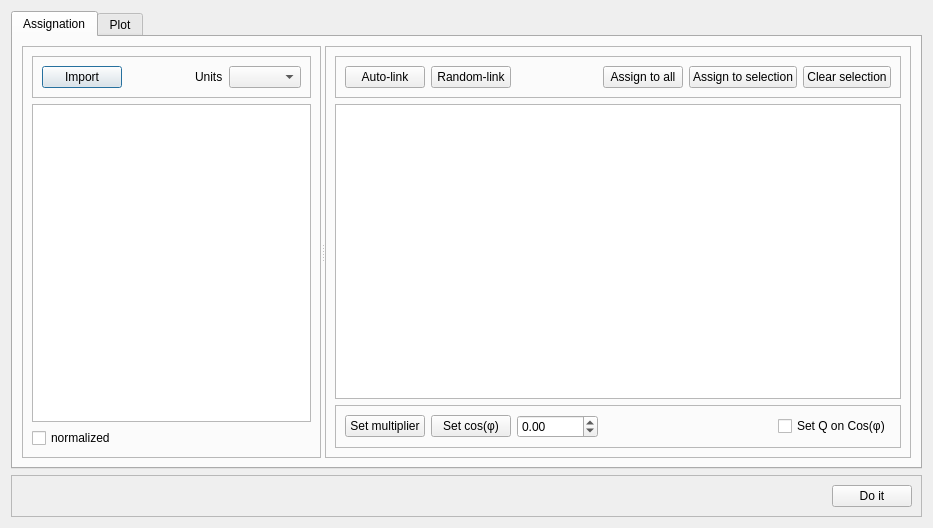
First picture: the form in src/GridCal/Gui/ProfilesInput/gui.ui, repository SanPen/GridCal, before the edit.
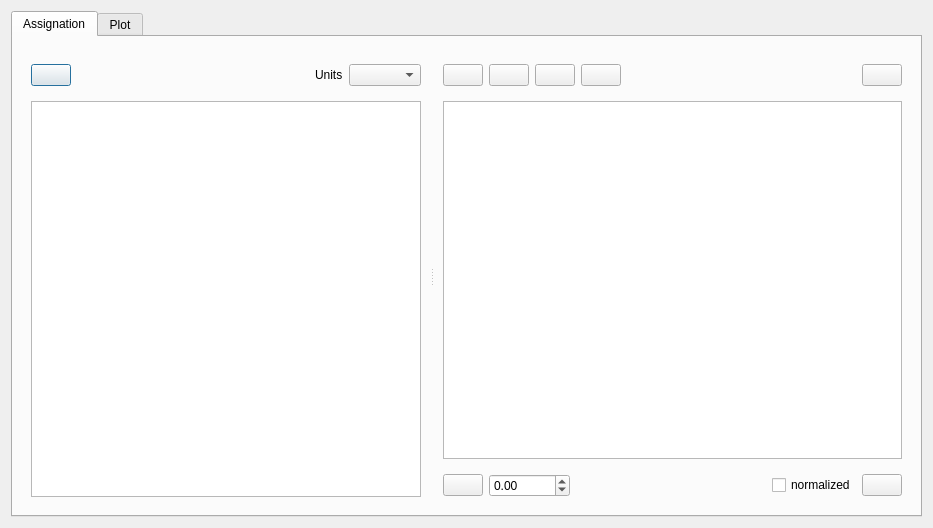
Second picture: the form after the edit. Icons and pictures are not drawn. Custom widgets are drawn as their Qt base class.

```diff
--- a/src/GridCal/Gui/ProfilesInput/gui.ui
+++ b/src/GridCal/Gui/ProfilesInput/gui.ui
@@ -31,7 +31,7 @@
          </property>
          <widget class="QFrame" name="frame_4">
           <property name="frameShape">
-           <enum>QFrame::StyledPanel</enum>
+           <enum>QFrame::NoFrame</enum>
           </property>
           <property name="frameShadow">
            <enum>QFrame::Raised</enum>
@@ -40,16 +40,26 @@
            <item>
             <widget class="QFrame" name="frame">
              <property name="frameShape">
-              <enum>QFrame::StyledPanel</enum>
+              <enum>QFrame::NoFrame</enum>
              </property>
              <property name="frameShadow">
               <enum>QFrame::Raised</enum>
              </property>
              <layout class="QHBoxLayout" name="horizontalLayout_5">
+              <property name="leftMargin">
+               <number>0</number>
+              </property>
+              <property name="rightMargin">
+               <number>0</number>
+              </property>
               <item>
                <widget class="QPushButton" name="open_button">
                 <property name="text">
-                 <string>Import</string>
+                 <string/>
+                </property>
+                <property name="icon">
+                 <iconset resource="icons.qrc">
+                  <normaloff>:/Icons/icons/import_profiles.svg</normaloff>:/Icons/icons/import_profiles.svg</iconset>
                 </property>
                </widget>
               </item>
@@ -82,18 +92,11 @@
            <item>
             <widget class="QListView" name="sources_list"/>
            </item>
-           <item>
-            <widget class="QCheckBox" name="normalized_checkBox">
-             <property name="text">
-              <string>normalized</string>
-             </property>
-            </widget>
-           </item>
           </layout>
          </widget>
          <widget class="QFrame" name="frame_6">
           <property name="frameShape">
-           <enum>QFrame::StyledPanel</enum>
+           <enum>QFrame::NoFrame</enum>
           </property>
           <property name="frameShadow">
            <enum>QFrame::Raised</enum>
@@ -102,58 +105,87 @@
            <item>
             <widget class="QFrame" name="frame_10">
              <property name="frameShape">
-              <enum>QFrame::StyledPanel</enum>
+              <enum>QFrame::NoFrame</enum>
              </property>
              <property name="frameShadow">
               <enum>QFrame::Raised</enum>
              </property>
              <layout class="QHBoxLayout" name="horizontalLayout_7">
+              <property name="leftMargin">
+               <number>0</number>
+              </property>
+              <property name="rightMargin">
+               <number>0</number>
+              </property>
               <item>
                <widget class="QPushButton" name="autolink_button">
                 <property name="text">
-                 <string>Auto-link</string>
+                 <string/>
+                </property>
+                <property name="icon">
+                 <iconset resource="icons.qrc">
+                  <normaloff>:/Icons/icons/auto-link.svg</normaloff>:/Icons/icons/auto-link.svg</iconset>
                 </property>
                </widget>
               </item>
               <item>
                <widget class="QPushButton" name="rnd_link_pushButton">
                 <property name="text">
-                 <string>Random-link</string>
+                 <string/>
+                </property>
+                <property name="icon">
+                 <iconset resource="icons.qrc">
+                  <normaloff>:/Icons/icons/auto-link-rnd.svg</normaloff>:/Icons/icons/auto-link-rnd.svg</iconset>
                 </property>
                </widget>
               </item>
-              <item>
-               <spacer name="horizontalSpacer_4">
-                <property name="orientation">
-                 <enum>Qt::Horizontal</enum>
-                </property>
-                <property name="sizeHint" stdset="0">
-                 <size>
-                  <width>40</width>
-                  <height>20</height>
-                 </size>
-                </property>
-               </spacer>
-              </item>
               <item>
                <widget class="QPushButton" name="assign_to_all_pushButton">
                 <property name="text">
-                 <string>Assign to all</string>
+                 <string/>
+                </property>
+                <property name="icon">
+                 <iconset resource="icons.qrc">
+                  <normaloff>:/Icons/icons/link-to-all.svg</normaloff>:/Icons/icons/link-to-all.svg</iconset>
                 </property>
                </widget>
               </item>
               <item>
                <widget class="QPushButton" name="assign_to_selection_pushButton">
                 <property name="text">
-                 <string>Assign to selection</string>
+                 <string/>
+                </property>
+                <property name="icon">
+                 <iconset resource="icons.qrc">
+                  <normaloff>:/Icons/icons/link-to-selection.svg</normaloff>:/Icons/icons/link-to-selection.svg</iconset>
                 </property>
                </widget>
               </item>
+              <item>
+               <spacer name="horizontalSpacer_4">
+                <property name="orientation">
+                 <enum>Qt::Horizontal</enum>
+                </property>
+                <property name="sizeHint" stdset="0">
+                 <size>
+                  <width>40</width>
+                  <height>20</height>
+                 </size>
+                </property>
+               </spacer>
+              </item>
               <item>
                <widget class="QPushButton" name="clear_selection_button">
-                <property name="text">
+                <property name="toolTip">
                  <string>Clear selection</string>
                 </property>
+                <property name="text">
+                 <string/>
+                </property>
+                <property name="icon">
+                 <iconset resource="icons.qrc">
+                  <normaloff>:/Icons/icons/delete.svg</normaloff>:/Icons/icons/delete.svg</iconset>
+                </property>
                </widget>
               </item>
              </layout>
@@ -165,12 +197,21 @@
            <item>
             <widget class="QFrame" name="frame_9">
              <property name="frameShape">
-              <enum>QFrame::StyledPanel</enum>
+              <enum>QFrame::NoFrame</enum>
              </property>
              <property name="frameShadow">
               <enum>QFrame::Raised</enum>
              </property>
              <layout class="QGridLayout" name="gridLayout">
+              <property name="leftMargin">
+               <number>0</number>
+              </property>
+              <property name="rightMargin">
+               <number>0</number>
+              </property>
+              <property name="bottomMargin">
+               <number>0</number>
+              </property>
               <item row="0" column="3">
                <spacer name="horizontalSpacer_3">
                 <property name="orientation">
@@ -186,19 +227,19 @@
               </item>
               <item row="0" column="0">
                <widget class="QPushButton" name="set_multiplier_button">
-                <property name="text">
+                <property name="toolTip">
                  <string>Set multiplier</string>
                 </property>
+                <property name="text">
+                 <string/>
+                </property>
+                <property name="icon">
+                 <iconset resource="icons.qrc">
+                  <normaloff>:/Icons/icons/multiply.svg</normaloff>:/Icons/icons/multiply.svg</iconset>
+                </property>
                </widget>
               </item>
               <item row="0" column="1">
-               <widget class="QPushButton" name="set_cosfi_button">
-                <property name="text">
-                 <string>Set cos(φ)</string>
-                </property>
-               </widget>
-              </item>
-              <item row="0" column="2">
                <widget class="QDoubleSpinBox" name="multSpinBox">
                 <property name="minimum">
                  <double>-99999.000000000000000</double>
@@ -208,10 +249,30 @@
                 </property>
                </widget>
               </item>
+              <item row="0" column="5">
+               <widget class="QPushButton" name="doit_button">
+                <property name="toolTip">
+                 <string>Do it!</string>
+                </property>
+                <property name="statusTip">
+                 <string/>
+                </property>
+                <property name="text">
+                 <string/>
+                </property>
+                <property name="icon">
+                 <iconset resource="icons.qrc">
+                  <normaloff>:/Icons/icons/gear.svg</normaloff>:/Icons/icons/gear.svg</iconset>
+                </property>
+               </widget>
+              </item>
               <item row="0" column="4">
-               <widget class="QCheckBox" name="setQ_on_cosfi_checkbox">
+               <widget class="QCheckBox" name="normalized_checkBox">
+                <property name="toolTip">
+                 <string>Check if you want the profiles to be normalized on the base object property</string>
+                </property>
                 <property name="text">
-                 <string>Set Q on Cos(φ)</string>
+                 <string>normalized</string>
                 </property>
                </widget>
               </item>
@@ -269,38 +330,6 @@
      </widget>
     </widget>
    </item>
-   <item>
-    <widget class="QFrame" name="frame_2">
-     <property name="frameShape">
-      <enum>QFrame::StyledPanel</enum>
-     </property>
-     <property name="frameShadow">
-      <enum>QFrame::Raised</enum>
-     </property>
-     <layout class="QHBoxLayout" name="horizontalLayout_6">
-      <item>
-       <spacer name="horizontalSpacer_5">
-        <property name="orientation">
-         <enum>Qt::Horizontal</enum>
-        </property>
-        <property name="sizeHint" stdset="0">
-         <size>
-          <width>40</width>
-          <height>20</height>
-         </size>
-        </property>
-       </spacer>
-      </item>
-      <item>
-       <widget class="QPushButton" name="doit_button">
-        <property name="text">
-         <string>Do it</string>
-        </property>
-       </widget>
-      </item>
-     </layout>
-    </widget>
-   </item>
   </layout>
  </widget>
  <customwidgets>
```
Left out of the diff: 23 changed lines with no effect on the pictures.
